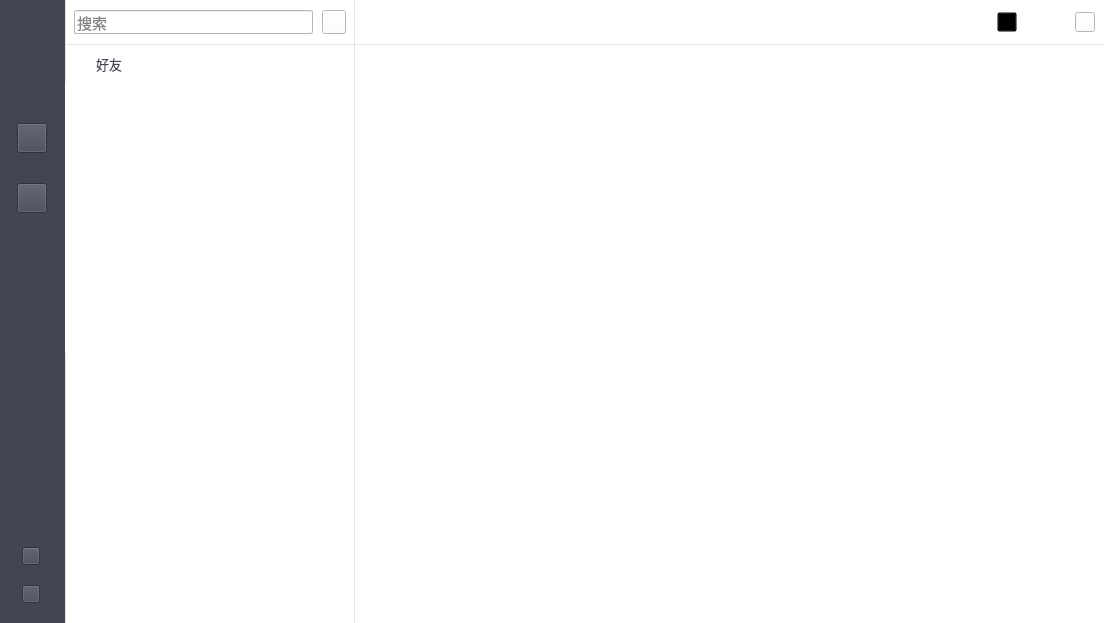
This is STSample/STMain.ui in sunpu/stsample as Qt 5 draws it before an edit. The edited form follows.
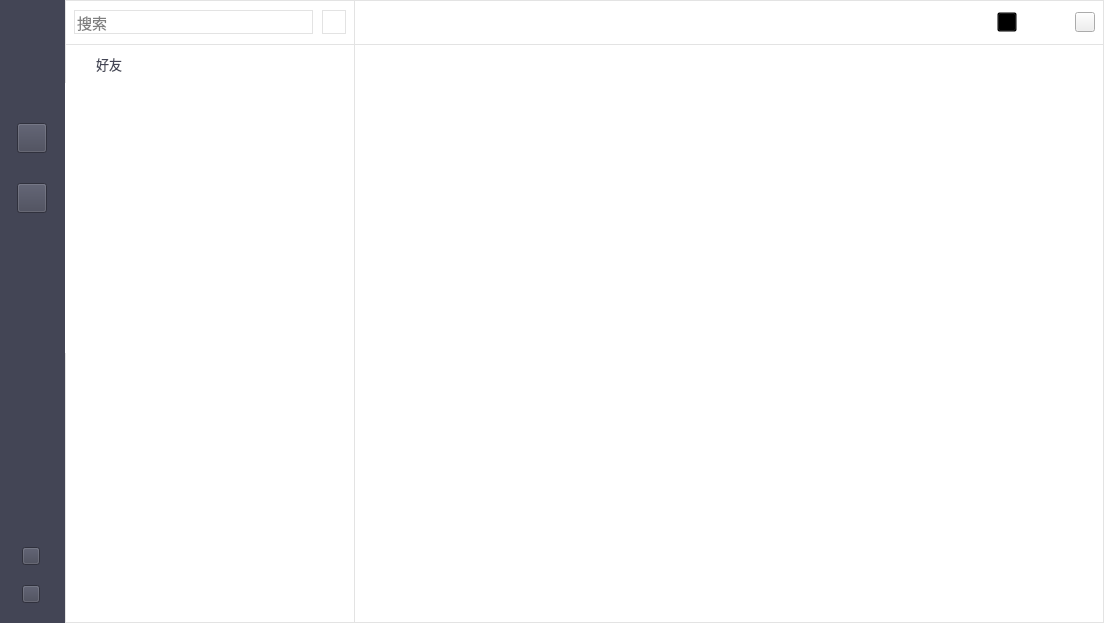
This is the edited form. The open tabs and pages were chosen to show the change. Icons and pictures are not drawn. Custom widgets are drawn as their Qt base class.

The edit to the form file:
```diff
--- a/STSample/STMain.ui
+++ b/STSample/STMain.ui
@@ -308,6 +308,9 @@
    </item>
    <item>
     <widget class="QWidget" name="widCenterWindow" native="true">
+     <property name="styleSheet">
+      <string notr="true"/>
+     </property>
      <layout class="QVBoxLayout" name="verticalLayout_4">
       <property name="spacing">
        <number>0</number>
@@ -326,6 +329,9 @@
       </property>
       <item>
        <widget class="QWidget" name="widget_10" native="true">
+        <property name="styleSheet">
+         <string notr="true"/>
+        </property>
         <layout class="QHBoxLayout" name="horizontalLayout">
          <property name="spacing">
           <number>0</number>
@@ -357,7 +363,7 @@
             </size>
            </property>
            <property name="styleSheet">
-            <string notr="true">QWidget{border-bottom: 1px solid #e3e3e3;border-right: 1px solid #e3e3e3;border-left: 1px solid #e3e3e3;background-color: rgb(255, 255, 255);}
+            <string notr="true">QWidget{border-bottom: 1px solid #e3e3e3;border-top: 1px solid #e3e3e3;border-right: 1px solid #e3e3e3;border-left: 1px solid #e3e3e3;background-color: rgb(255, 255, 255);}
 </string>
            </property>
            <layout class="QHBoxLayout" name="horizontalLayout_5">
@@ -476,7 +482,7 @@
             </size>
            </property>
            <property name="styleSheet">
-            <string notr="true">QWidget{border-bottom: 1px solid #e3e3e3;background-color: rgb(255, 255, 255);}</string>
+            <string notr="true">QWidget#widTitle{border-bottom: 1px solid #e3e3e3;border-top: 1px solid #e3e3e3;border-right: 1px solid #e3e3e3;background-color: rgb(255, 255, 255);}</string>
            </property>
            <layout class="QHBoxLayout" name="horizontalLayout_10">
             <property name="spacing">
@@ -666,7 +672,7 @@
       <item>
        <widget class="QStackedWidget" name="swMain">
         <property name="styleSheet">
-         <string notr="true">QWidget#pgPersonalInfo{background-color: rgb(255, 255, 255);}</string>
+         <string notr="true"/>
         </property>
         <property name="currentIndex">
          <number>0</number>
@@ -909,7 +915,7 @@
              </size>
             </property>
             <property name="styleSheet">
-             <string notr="true">QWidget#widget{border-right: 1px solid #e3e3e3;border-left: 1px solid #e3e3e3;background-color: rgb(255, 255, 255);}</string>
+             <string notr="true">QWidget#widget{border-right: 1px solid #e3e3e3;border-left: 1px solid #e3e3e3;border-bottom:1px solid #e3e3e3;background-color: rgb(255, 255, 255);}</string>
             </property>
             <layout class="QVBoxLayout" name="verticalLayout_3">
              <property name="spacing">
@@ -1063,7 +1069,8 @@
              <item>
               <widget class="QWidget" name="widContactBlank" native="true">
                <property name="styleSheet">
-                <string notr="true">background-color: rgb(255, 255, 255);</string>
+                <string notr="true">
+QWidget#widContactBlank{border-bottom: 1px solid #e3e3e3;border-right: 1px solid #e3e3e3;background-color: rgb(255, 255, 255);}</string>
                </property>
                <layout class="QHBoxLayout" name="horizontalLayout_6">
                 <property name="spacing">
```
Left out of the diff: 12 changed lines with no effect on the pictures.
